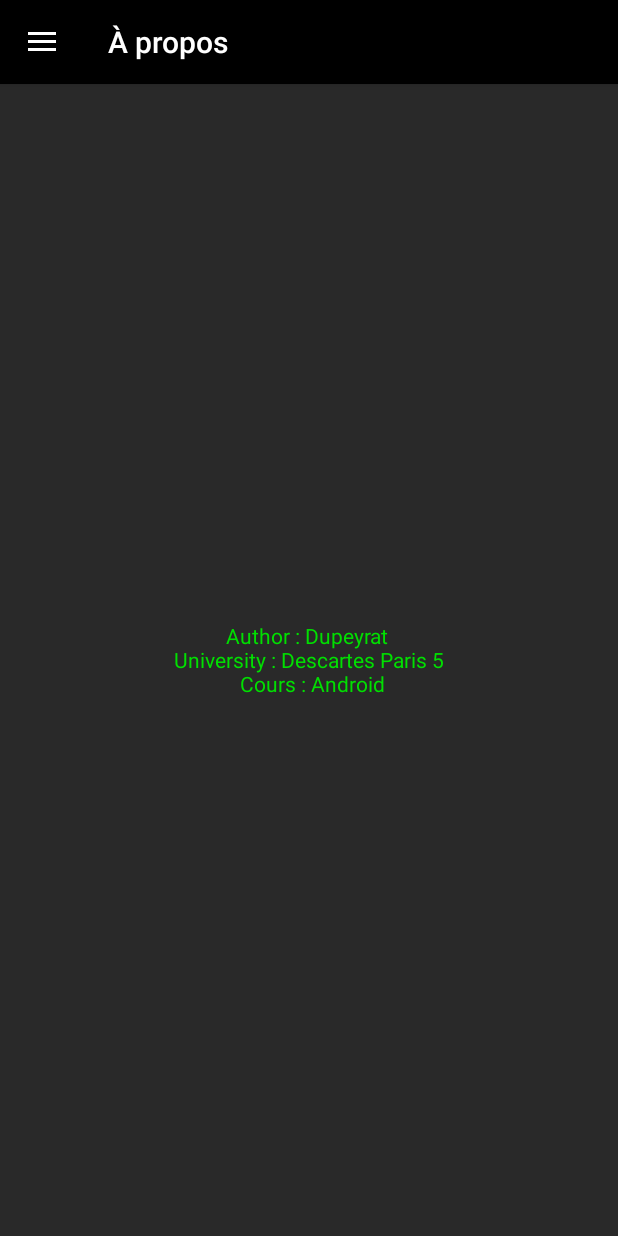
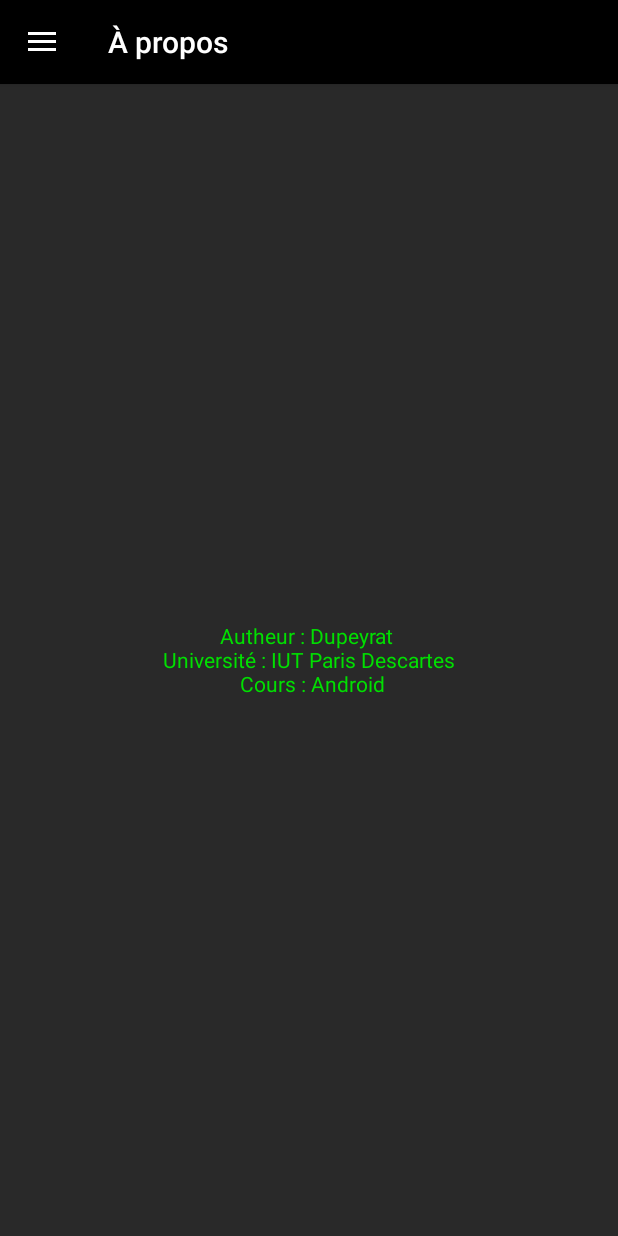
Before and after one commit to KevinDupeyrat/Android-Quiz-Game, an Android app: the MainActivity screen opened directly, with no data from a screen before it, in the side drawer, after a tap on "À propos", on a phone screen of 412 x 824 dp. Run offline under Robolectric (Android 15) with nearby library versions, the phone set to English and light mode, and no system bars.

Commit message:
Correction de bugs mineurs

```diff
--- a/Projects/app/src/main/java/iut/paci/classroomcomunnity/activity/MainActivity.java
+++ b/Projects/app/src/main/java/iut/paci/classroomcomunnity/activity/MainActivity.java
@@ -15,6 +15,7 @@ import android.util.Log;
 import android.view.MenuItem;
 import android.widget.FrameLayout;
 import android.widget.TextView;
+import android.widget.Toast;
 
 import iut.paci.classroomcomunnity.R;
 import iut.paci.classroomcomunnity.frame.AboutFragment;
@@ -116,8 +117,15 @@ public class MainActivity extends AppCompatActivity {
                 break;
             case R.id.nav_logout:
                 this.finish();
+                return;
+            case R.id.nav_home:
+                // TODO: Faire revenir à l'écran principal (fermeture des fragments)
+                Toast.makeText(this, "Fonctionnalité non implémenté encore ...", Toast.LENGTH_SHORT).show();
+                drawer.closeDrawer(GravityCompat.START);
+                return;
             default:
-                fragmentClass = FriendFragment.class;
+                fragmentClass = null;
+                return;
         }
 
         try {
--- a/Projects/app/src/main/java/iut/paci/classroomcomunnity/activity/QuizActivity.java
+++ b/Projects/app/src/main/java/iut/paci/classroomcomunnity/activity/QuizActivity.java
@@ -34,6 +34,7 @@ public class QuizActivity extends AppCompatActivity {
     private int progressStatus = 0;
     private boolean timeOut = false;
     private int score1 = 0;
+    private int score2 = 0;
 
 
     private List<Button> getListButton() {
@@ -212,6 +213,9 @@ public class QuizActivity extends AppCompatActivity {
                 b.setOnClickListener(null);
             }
 
+            this.score2 += 5;
+            this.textScore2.setText(Integer.toString(this.score2));
+
         } else {
             // On indique à l'utilisateur qu'il a gangé
             Toast.makeText(getApplicationContext(), "C'est gagnée !! :)", Toast.LENGTH_SHORT).show();
--- /dev/null
+++ b/Projects/app/src/main/res/drawable/ic_home_black_24dp.xml
@@ -0,0 +1,9 @@
+<vector xmlns:android="http://schemas.android.com/apk/res/android"
+        android:width="24dp"
+        android:height="24dp"
+        android:viewportWidth="24.0"
+        android:viewportHeight="24.0">
+    <path
+        android:fillColor="#FF000000"
+        android:pathData="M10,20v-6h4v6h5v-8h3L12,3 2,12h3v8z"/>
+</vector>
--- a/Projects/app/src/main/res/layout/fragment_about.xml
+++ b/Projects/app/src/main/res/layout/fragment_about.xml
@@ -11,8 +11,8 @@
         android:layout_width="match_parent"
         android:layout_height="match_parent"
         android:gravity="center"
-        android:text="Author : Dupeyrat \n
-University : Descartes Paris 5 \n
+        android:text="Autheur : Dupeyrat \n
+Université : IUT Paris Descartes \n
 Cours : Android"
         android:textColor="@color/colorAccent"/>
 
--- a/Projects/app/src/main/res/menu/nav_menu.xml
+++ b/Projects/app/src/main/res/menu/nav_menu.xml
@@ -2,6 +2,12 @@
 <menu xmlns:android="http://schemas.android.com/apk/res/android">
 
     <group android:checkableBehavior="single">
+
+        <item
+            android:id="@+id/nav_home"
+            android:icon="@drawable/ic_home_black_24dp"
+            android:title="@string/home"/>
+
 
         <item
             android:id="@+id/nav_friend"
--- a/Projects/app/src/main/res/values/strings.xml
+++ b/Projects/app/src/main/res/values/strings.xml
@@ -23,5 +23,6 @@
     <string name="about">À propos</string>
     <string name="welcome">Welcome !! Choose your friend</string>
     <string name="logout">déconnexion</string>
+    <string name="home">Home</string>
 
 </resources>
```
